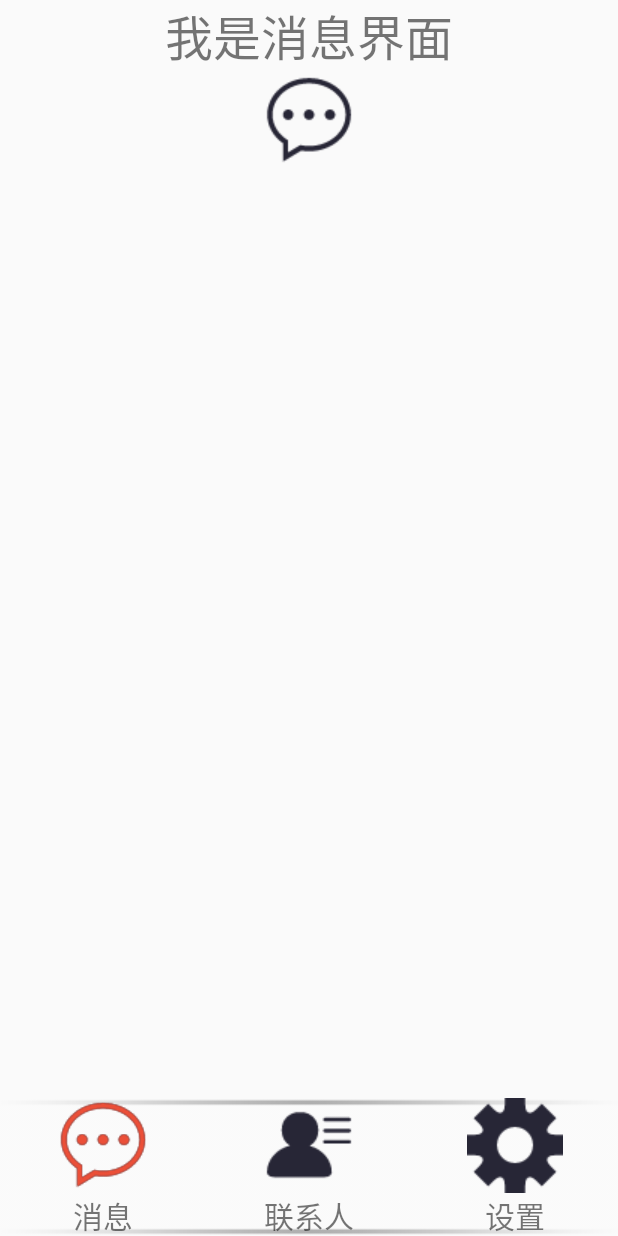
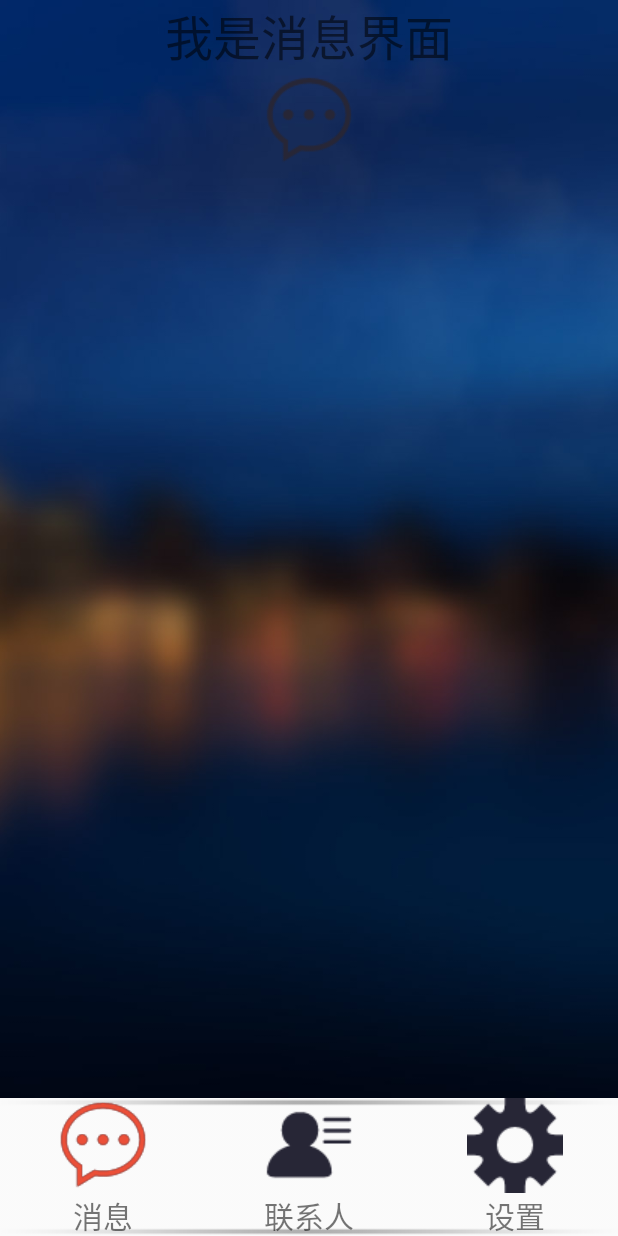
Before and after one commit to kiddyTeb/FragmentTest, an Android app: the screen it shows after launch (MainActivity), on a phone screen of 412 x 824 dp. Run offline under Robolectric (Android 15) with nearby library versions, the phone set to English and light mode, and no system bars.

```diff
--- a/app/src/main/java/activity/MainActivity.java
+++ b/app/src/main/java/activity/MainActivity.java
@@ -7,10 +7,15 @@ import android.support.v4.app.FragmentPagerAdapter;
 import android.support.v4.app.FragmentActivity;
 import android.support.v4.app.FragmentTransaction;
 import android.support.v4.view.ViewPager;
+import android.support.v4.widget.DrawerLayout;
 import android.view.View;
 import android.view.Window;
+import android.widget.AdapterView;
+import android.widget.ArrayAdapter;
 import android.widget.ImageView;
 import android.widget.LinearLayout;
+import android.widget.ListView;
+import android.widget.Toast;
 
 import com.liangdekai.fragmenttest.R;
 
@@ -24,7 +29,7 @@ import fragment.ThirdFragment;
 /**
  * Created by asus on 2016/7/18.
  */
-public class MainActivity extends FragmentActivity {
+public class MainActivity extends FragmentActivity{
     private ViewPager mViewPager ;
     private FragmentPagerAdapter mAdapter ;
     private List<Fragment> mFragments = new ArrayList<>();
@@ -37,16 +42,18 @@ public class MainActivity extends FragmentActivity {
     private ImageView mImageTWO ;
     private ImageView mImageThree ;
 
-    private FragmentManager mFragmentManager ;
     private FirstFragment mFirstFragment ;
     private SecondFragment mSecondFragment ;
     private ThirdFragment mThirdFragment ;
+    private FragmentManager mFragmentManager ;
 
+    private final String[] data = new String[] {"选项一","选项二" ,"选项三" ,"选项四" ,"选项五" , "选项六" };
+    private ArrayAdapter<String> adapter ;
     @Override
     protected void onCreate(Bundle savedInstanceState) {
         super.onCreate(savedInstanceState);
         requestWindowFeature(Window.FEATURE_NO_TITLE);
-        setContentView(R.layout.main);
+        setContentView(R.layout.draw_main);
         mViewPager = (ViewPager) findViewById(R.id.viewpager);
         initView();
         mAdapter = new FragmentPagerAdapter(getSupportFragmentManager()) {
@@ -106,8 +113,26 @@ public class MainActivity extends FragmentActivity {
         mImageTWO = (ImageView) findViewById(R.id.bottom_image_two);
         mImageThree = (ImageView) findViewById(R.id.bottom_image_three);
 
+        final DrawerLayout drawerLayout = (DrawerLayout) findViewById(R.id.draw);
+        //drawerLayout.addDrawerListener();
         mFragmentManager = getSupportFragmentManager();
-
+        adapter = new ArrayAdapter<String>(this ,android.R.layout.simple_list_item_1 ,data);
+        ListView listView = (ListView) findViewById(R.id.listview);
+        listView.setAdapter(adapter);
+        listView.setOnItemClickListener(new AdapterView.OnItemClickListener() {
+            @Override
+            public void onItemClick(AdapterView<?> adapterView, View view, int i, long l) {
+                restore();
+                switch (i){
+                    case 0 :
+                        Toast.makeText(MainActivity.this ,"click" , Toast.LENGTH_LONG).show();
+                        drawerLayout.closeDrawers();
+                        change(0);
+                        //mImageOne.setImageResource(R.mipmap.ynews);
+                        break;
+                }
+            }
+        });
         /*mTabFirst.setOnClickListener(this);
         mTabSecond.setOnClickListener(this);
         mTabThird.setOnClickListener(this);*/
@@ -120,6 +145,8 @@ public class MainActivity extends FragmentActivity {
         mFragments.add(mSecondFragment);
         mFragments.add(mThirdFragment);
     }
+
+
 
    /* @Override
     public void onClick(View view) {
@@ -134,20 +161,23 @@ public class MainActivity extends FragmentActivity {
                 change(2);
                 break;
         }
-    }
+    }*/
 
-    /*public void change(int position){
-        restore();
+    public void change(int position){
         FragmentTransaction fragmentTransaction = mFragmentManager.beginTransaction();
-        hideFragment(fragmentTransaction);
+        //hideFragment(fragmentTransaction);
         switch (position){
             case 0:
                 mImageOne.setImageResource(R.mipmap.ynews);
                 if (mFirstFragment == null){
                     mFirstFragment = new FirstFragment();
-                    fragmentTransaction.add(R.id.viewpager ,mFirstFragment);
+                    mFragments.add(mFirstFragment);
                 }else {
+                    /*//fragmentTransaction.show(mFirstFragment);
+                    fragmentTransaction.replace(R.id.viewpager , mFirstFragment);
                     fragmentTransaction.show(mFirstFragment);
+                    fragmentTransaction.addToBackStack(null);*/
+                    mViewPager.setCurrentItem(0);
                 }
                 break;
             case 1:
@@ -156,7 +186,7 @@ public class MainActivity extends FragmentActivity {
                     mSecondFragment = new SecondFragment();
                     fragmentTransaction.add(R.id.viewpager , mSecondFragment);
                 }else {
-                    fragmentTransaction.show(mSecondFragment);
+                    mViewPager.setCurrentItem(1);
                 }
                 break;
             case 2 :
--- /dev/null
+++ b/app/src/main/res/layout/draw_main.xml
@@ -0,0 +1,30 @@
+<?xml version="1.0" encoding="utf-8"?>
+<android.support.v4.widget.DrawerLayout xmlns:android="http://schemas.android.com/apk/res/android"
+    android:layout_width="match_parent"
+    android:layout_height="match_parent"
+    android:id="@+id/draw">
+
+    <include layout="@layout/main"/>
+
+    <LinearLayout
+        android:layout_width="420dp"
+        android:layout_height="match_parent"
+        android:fitsSystemWindows="true"
+        android:layout_gravity="start"
+        android:orientation="vertical"
+        >
+        <ImageView
+            android:layout_width="match_parent"
+            android:layout_height="200dp"
+            android:background="@mipmap/app_bg_snow"/>
+        <ListView
+            android:id="@+id/listview"
+            android:layout_width="match_parent"
+            android:layout_height="0dp"
+            android:layout_weight="1">
+
+        </ListView>
+
+    </LinearLayout>
+
+</android.support.v4.widget.DrawerLayout>
--- a/app/src/main/res/layout/tab_first.xml
+++ b/app/src/main/res/layout/tab_first.xml
@@ -1,7 +1,8 @@
 <?xml version="1.0" encoding="utf-8"?>
 <LinearLayout xmlns:android="http://schemas.android.com/apk/res/android"
     android:orientation="vertical" android:layout_width="match_parent"
-    android:layout_height="match_parent">
+    android:layout_height="match_parent"
+    android:background="@mipmap/bg_addcity">
 
     <TextView
         android:layout_width="wrap_content"
--- a/app/src/main/res/layout/tab_second.xml
+++ b/app/src/main/res/layout/tab_second.xml
@@ -1,7 +1,8 @@
 <?xml version="1.0" encoding="utf-8"?>
 <LinearLayout xmlns:android="http://schemas.android.com/apk/res/android"
     android:orientation="vertical" android:layout_width="match_parent"
-    android:layout_height="match_parent">
+    android:layout_height="match_parent"
+    android:background="@mipmap/app_bg_snow">
 
     <TextView
         android:layout_width="wrap_content"
--- a/app/src/main/res/layout/tab_third.xml
+++ b/app/src/main/res/layout/tab_third.xml
@@ -1,7 +1,8 @@
 <?xml version="1.0" encoding="utf-8"?>
 <LinearLayout xmlns:android="http://schemas.android.com/apk/res/android"
     android:orientation="vertical" android:layout_width="match_parent"
-    android:layout_height="match_parent">
+    android:layout_height="match_parent"
+    android:background="@mipmap/bg_fog">
 
     <TextView
         android:layout_width="wrap_content"
```
Also changed, not shown: app/src/main/res/mipmap-hdpi/app_bg02.jpg (added), app/src/main/res/mipmap-hdpi/app_bg_snow.jpg (added), app/src/main/res/mipmap-hdpi/bg_addcity.jpg (added), app/src/main/res/mipmap-hdpi/bg_fog.jpg (added).
